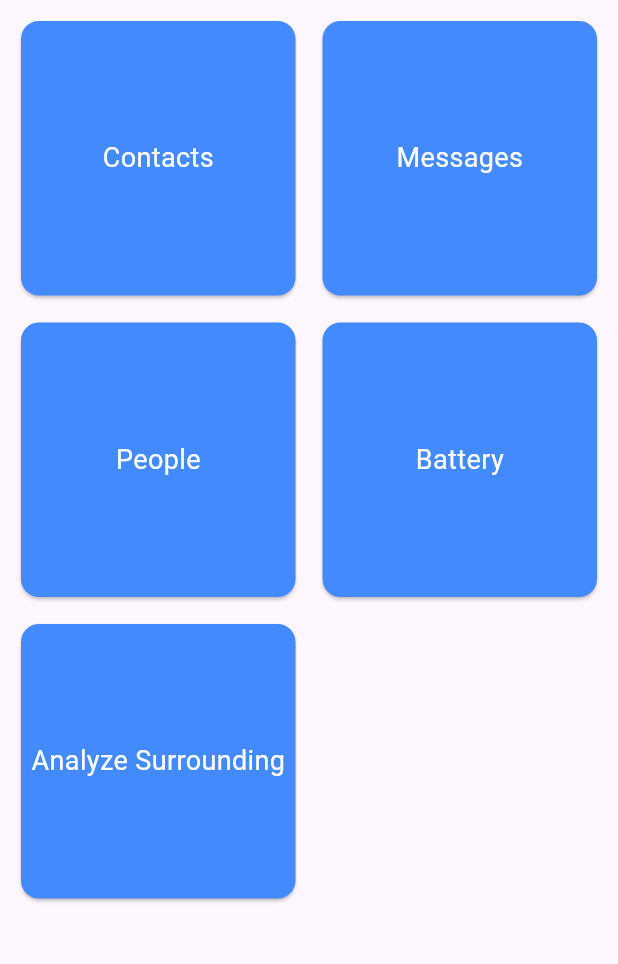
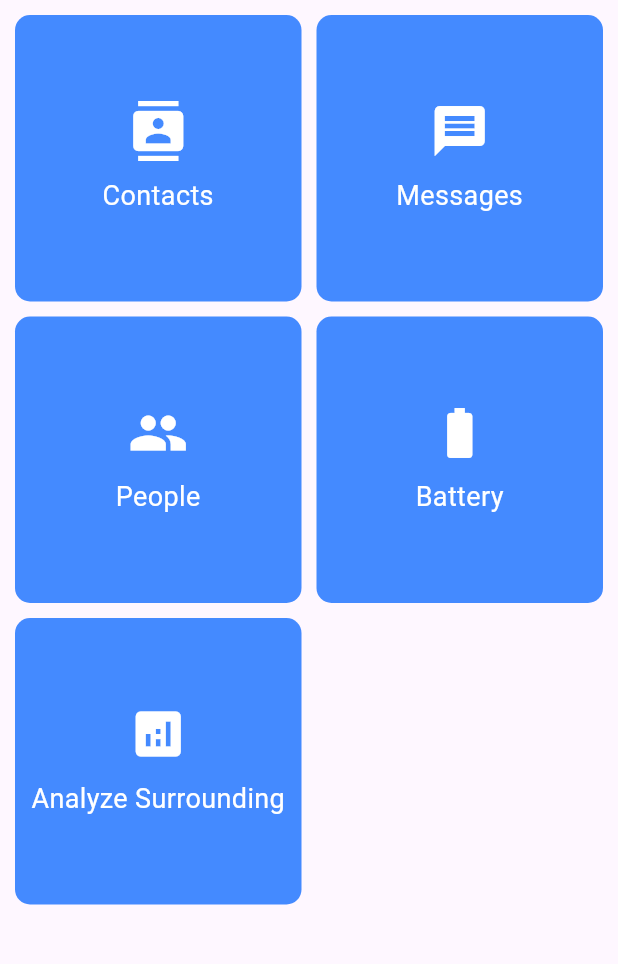
Before and after one commit to varshini250707/flutter_personal_diary, a Flutter app: the screen it shows after launch, on a phone screen of 412 x 824 dp, the part 84-1048 px from its top. Run offline on Flutter 3.47's test engine with Material 3 defaults, Android fonts, the phone set to English and light mode, and no system bars; our stand-ins replace image_picker, shared_preferences.

Commit message:
HomeScreen UI added

```diff
--- a/lib/screens/HomeScreen.dart
+++ b/lib/screens/HomeScreen.dart
@@ -17,12 +17,12 @@ class HomeScreen extends StatefulWidget {
 }
 
 class _HomeScreenState extends State<HomeScreen> {
-  final List<String> items = [
-    'Contacts',
-    'Messages',
-    'People',
-    'Battery',
-    'Analyze Surrounding'
+  final List<Map<String, dynamic>> items = [
+    {'title': 'Contacts', 'icon': Icons.contacts, 'screen': ContactScreen(title: 'Contacts')},
+    {'title': 'Messages', 'icon': Icons.message, 'screen': MessageScreen(title: 'Messages')},
+    {'title': 'People', 'icon': Icons.people, 'screen': Peoplescreen(title: 'People')},
+    {'title': 'Battery', 'icon': Icons.battery_full, 'screen': BatteryScreen(title: 'Battery')},
+    {'title': 'Analyze Surrounding', 'icon': Icons.analytics, 'screen': AnalyseSurrounding(title: 'Analyze Surrounding')},
   ];
 
   @override
@@ -33,7 +33,7 @@ class _HomeScreenState extends State<HomeScreen> {
         backgroundColor: Colors.amber,
         actions: <Widget>[
           IconButton(
-              onPressed: (){
+              onPressed: () {
                 Navigator.push(
                   context,
                   MaterialPageRoute(
@@ -41,8 +41,7 @@ class _HomeScreenState extends State<HomeScreen> {
                   ),
                 );
               },
-              icon: Icon(Icons.settings)
-          )
+              icon: Icon(Icons.settings))
         ],
       ),
       body: Padding(
@@ -57,56 +56,32 @@ class _HomeScreenState extends State<HomeScreen> {
           itemBuilder: (context, index) {
             return InkWell(
               onTap: () {
-
-                print(items[index]);
-                if (items[index] == 'Contacts') {
                 Navigator.push(
                   context,
                   MaterialPageRoute(
-                      builder: (context) => const ContactScreen(title: 'Contacts'),
+                    builder: (context) => items[index]['screen'],
                   ),
                 );
-                } else if (items[index] == 'Messages') {
-                  Navigator.push(
-                    context,
-                    MaterialPageRoute(
-                      builder: (context) => const MessageScreen(title: 'Message'),
+              },
+              child: Container(
+                decoration: BoxDecoration(
+                  color: Colors.blueAccent,
+                  borderRadius: BorderRadius.circular(10),
                 ),
-                  );
-                }
-                else if (items[index] == 'People') {
-                  Navigator.push(
-                    context,
-                    MaterialPageRoute(
-                      builder: (context) => const Peoplescreen(title: 'People'),
+                child: Card(
+                  color: Colors.transparent,
+                  elevation: 0,
+                  child: Column(
+                    mainAxisAlignment: MainAxisAlignment.center,
+                    children: [
+                      Icon(items[index]['icon'], size: 40, color: Colors.white),
+                      SizedBox(height: 10),
+                      Text(
+                        items[index]['title'],
+                        style: const TextStyle(color: Colors.white, fontSize: 18),
+                        textAlign: TextAlign.center,
                       ),
-                  );
-                }
-                else if (items[index] == 'Battery') {
-                  Navigator.push(
-                    context,
-                    MaterialPageRoute(
-                      builder: (context) => const BatteryScreen(title: 'Battery'),
-                    ),
-                  );
-                }
-                else if (items[index] == 'Analyze Surrounding') {
-                  Navigator.push(
-                    context,
-                    MaterialPageRoute(
-                      builder: (context) => const AnalyseSurrounding(title: 'Analyse Surrounding'),
-                    ),
-                  );
-                }
-
-
-              },
-              child: Card(
-                color: Colors.blueAccent,
-                child: Center(
-                  child: Text(
-                    items[index],
-                    style: const TextStyle(color: Colors.white, fontSize: 18),
+                    ],
                   ),
                 ),
               ),
```
Lines whose indentation alone changed are shown as unchanged.
